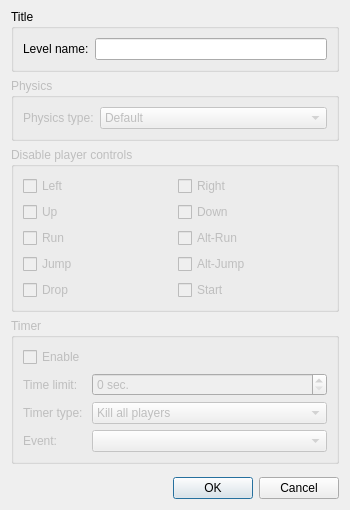
This is Editor/editing/edit_level/levelprops.ui in WohlSoft/Moondust-Project as Qt 5 draws it before an edit. The edited form follows.
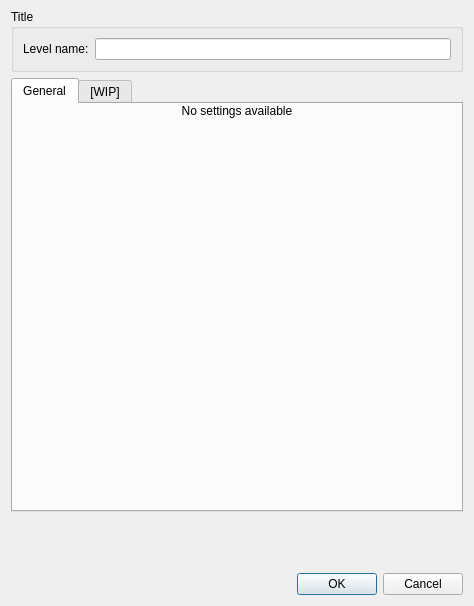
This is the edited form. Icons and pictures are not drawn.

```diff
--- a/Editor/editing/edit_level/levelprops.ui
+++ b/Editor/editing/edit_level/levelprops.ui
@@ -9,8 +9,8 @@
    <rect>
     <x>0</x>
     <y>0</y>
-    <width>350</width>
-    <height>510</height>
+    <width>474</width>
+    <height>606</height>
    </rect>
   </property>
   <property name="sizePolicy">
@@ -53,6 +53,103 @@
     <number>9</number>
    </property>
    <item row="2" column="0">
+    <spacer name="verticalSpacer_3">
+     <property name="orientation">
+      <enum>Qt::Vertical</enum>
+     </property>
+     <property name="sizeHint" stdset="0">
+      <size>
+       <width>20</width>
+       <height>40</height>
+      </size>
+     </property>
+    </spacer>
+   </item>
+   <item row="1" column="0">
+    <widget class="QTabWidget" name="settingsTabs">
+     <property name="currentIndex">
+      <number>0</number>
+     </property>
+     <widget class="QWidget" name="settingsTab1">
+      <attribute name="title">
+       <string>General</string>
+      </attribute>
+      <layout class="QVBoxLayout" name="verticalLayout_2" stretch="0,1000">
+       <property name="spacing">
+        <number>0</number>
+       </property>
+       <property name="leftMargin">
+        <number>0</number>
+       </property>
+       <property name="topMargin">
+        <number>0</number>
+       </property>
+       <property name="rightMargin">
+        <number>0</number>
+       </property>
+       <property name="bottomMargin">
+        <number>9</number>
+       </property>
+       <item>
+        <widget class="QLabel" name="advancedNone">
+         <property name="text">
+          <string>No settings available</string>
+         </property>
+         <property name="alignment">
+          <set>Qt::AlignCenter</set>
+         </property>
+         <property name="wordWrap">
+          <bool>true</bool>
+         </property>
+        </widget>
+       </item>
+       <item>
+        <widget class="QFrame" name="advancedSettings">
+         <property name="frameShape">
+          <enum>QFrame::NoFrame</enum>
+         </property>
+         <property name="frameShadow">
+          <enum>QFrame::Plain</enum>
+         </property>
+         <layout class="QVBoxLayout" name="verticalLayout"/>
+        </widget>
+       </item>
+      </layout>
+     </widget>
+     <widget class="QWidget" name="settingsTab2">
+      <attribute name="title">
+       <string notr="true">[WIP]</string>
+      </attribute>
+      <layout class="QGridLayout" name="gridLayout_6">
+       <item row="0" column="0">
+        <widget class="QGroupBox" name="groupBox">
+         <property name="enabled">
+          <bool>false</bool>
+         </property>
+         <property name="title">
+          <string>Physics</string>
+         </property>
+         <layout class="QGridLayout" name="gridLayout_3" columnstretch="0,80">
+          <item row="0" column="1">
+           <widget class="QComboBox" name="comboBox">
+            <item>
+             <property name="text">
+              <string>Default</string>
+             </property>
+            </item>
+           </widget>
+          </item>
+          <item row="0" column="0">
+           <widget class="QLabel" name="label_2">
+            <property name="text">
+             <string>Physics type:</string>
+            </property>
+           </widget>
+          </item>
+         </layout>
+        </widget>
+       </item>
+       <item row="1" column="0">
     <widget class="QGroupBox" name="groupBox_2">
      <property name="enabled">
       <bool>false</bool>
@@ -134,77 +231,7 @@
      </layout>
     </widget>
    </item>
-   <item row="4" column="0">
-    <spacer name="verticalSpacer_3">
-     <property name="orientation">
-      <enum>Qt::Vertical</enum>
-     </property>
-     <property name="sizeHint" stdset="0">
-      <size>
-       <width>20</width>
-       <height>40</height>
-      </size>
-     </property>
-    </spacer>
-   </item>
-   <item row="0" column="0">
-    <widget class="QGroupBox" name="groupBox_3">
-     <property name="title">
-      <string>Title</string>
-     </property>
-     <layout class="QGridLayout" name="gridLayout_2">
-      <item row="0" column="0">
-       <widget class="QLabel" name="label">
-        <property name="text">
-         <string>Level name:</string>
-        </property>
-       </widget>
-      </item>
-      <item row="0" column="1">
-       <widget class="QLineEdit" name="LVLPropLevelTitle"/>
-      </item>
-     </layout>
-    </widget>
-   </item>
-   <item row="5" column="0">
-    <widget class="QDialogButtonBox" name="LVLPropButtonBox">
-     <property name="orientation">
-      <enum>Qt::Horizontal</enum>
-     </property>
-     <property name="standardButtons">
-      <set>QDialogButtonBox::Cancel|QDialogButtonBox::Ok</set>
-     </property>
-    </widget>
-   </item>
-   <item row="1" column="0">
-    <widget class="QGroupBox" name="groupBox">
-     <property name="enabled">
-      <bool>false</bool>
-     </property>
-     <property name="title">
-      <string>Physics</string>
-     </property>
-     <layout class="QGridLayout" name="gridLayout_3" columnstretch="0,80">
-      <item row="0" column="1">
-       <widget class="QComboBox" name="comboBox">
-        <item>
-         <property name="text">
-          <string>Default</string>
-         </property>
-        </item>
-       </widget>
-      </item>
-      <item row="0" column="0">
-       <widget class="QLabel" name="label_2">
-        <property name="text">
-         <string>Physics type:</string>
-        </property>
-       </widget>
-      </item>
-     </layout>
-    </widget>
-   </item>
-   <item row="3" column="0">
+       <item row="2" column="0">
     <widget class="QGroupBox" name="groupBox_4">
      <property name="enabled">
       <bool>false</bool>
@@ -269,6 +296,39 @@
        <widget class="QComboBox" name="comboBox_3"/>
       </item>
      </layout>
+        </widget>
+       </item>
+      </layout>
+     </widget>
+    </widget>
+   </item>
+   <item row="0" column="0">
+    <widget class="QGroupBox" name="groupBox_3">
+     <property name="title">
+      <string>Title</string>
+     </property>
+     <layout class="QGridLayout" name="gridLayout_2">
+      <item row="0" column="0">
+       <widget class="QLabel" name="label">
+        <property name="text">
+         <string>Level name:</string>
+        </property>
+       </widget>
+      </item>
+      <item row="0" column="1">
+       <widget class="QLineEdit" name="LVLPropLevelTitle"/>
+      </item>
+     </layout>
+    </widget>
+   </item>
+   <item row="3" column="0">
+    <widget class="QDialogButtonBox" name="LVLPropButtonBox">
+     <property name="orientation">
+      <enum>Qt::Horizontal</enum>
+     </property>
+     <property name="standardButtons">
+      <set>QDialogButtonBox::Cancel|QDialogButtonBox::Ok</set>
+     </property>
     </widget>
    </item>
   </layout>
```
Lines whose indentation alone changed are shown as unchanged.
